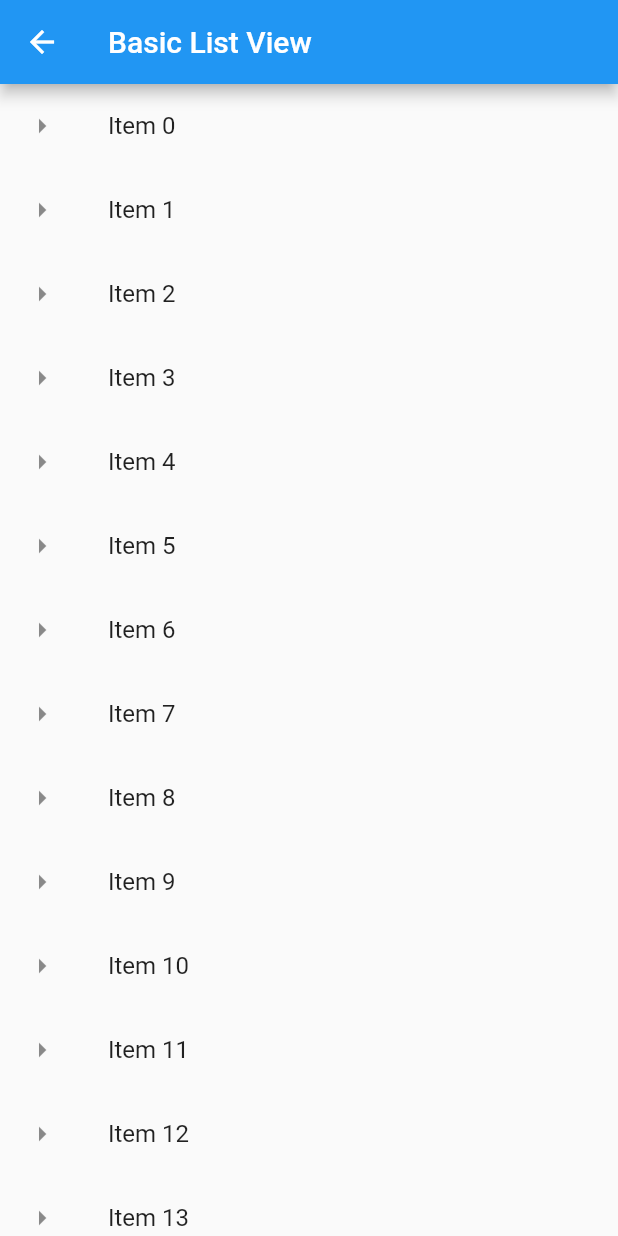
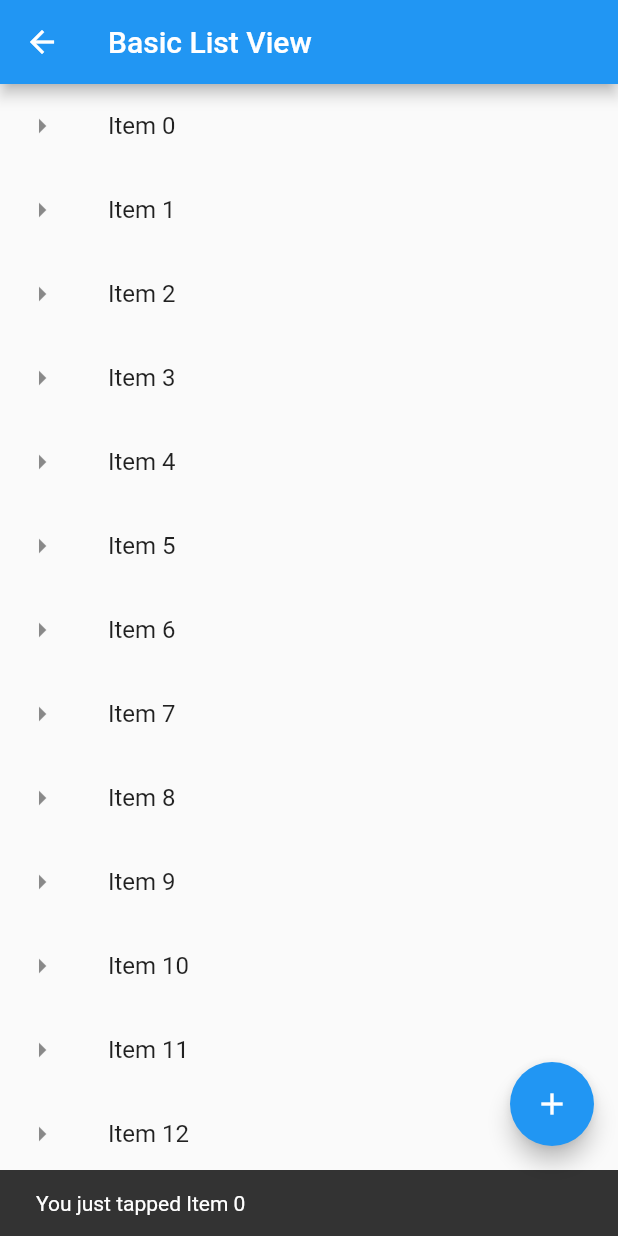
Before and after one commit to FaisZ/flutter_training_flight, a Flutter app: the ListScreen screen opened directly, after a tap on an icon or button, on a phone screen of 412 x 824 dp. Run offline on Flutter 3.47's test engine with Material 2 defaults, Android fonts, the light colour scheme and no system bars.

Commit message:
FAB and snackbar

```diff
--- a/lib/app_screens/list_screen.dart
+++ b/lib/app_screens/list_screen.dart
@@ -10,7 +10,19 @@ class ListScreen extends StatelessWidget {
         title: Text("Basic List View"),
       ),
       body: get2ndListView(),
+      floatingActionButton: FloatingActionButton(
+        onPressed: (){
+          print("FAB clicked");
+        },
+        child: Icon(Icons.add),
+        tooltip: "Add one more item",
+      ),
     );
+  }
+
+  void showSnackBar(BuildContext context, String item){
+    var snackBar = SnackBar(content: Text("You just tapped $item"));
+    Scaffold.of(context).showSnackBar(snackBar);
   }
 
   List<String> getListElements(){
@@ -27,6 +39,7 @@ class ListScreen extends StatelessWidget {
           title: Text(listItems[index]),
           onTap: (){
             print('${listItems[index]} was tapped');
+            showSnackBar(context, listItems[index]);
           },
         );
       })
```
